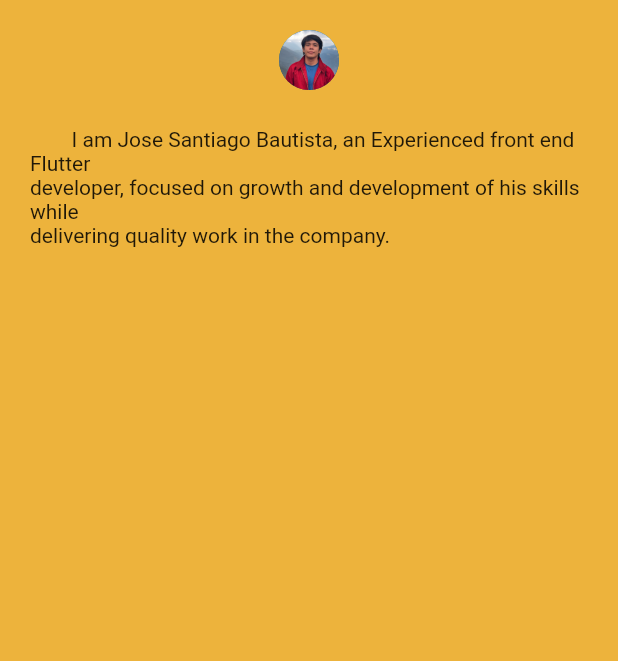
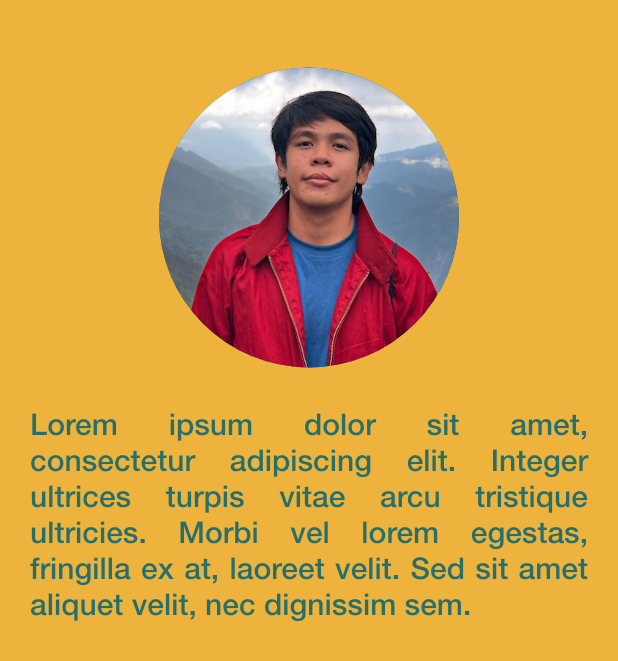
Before and after one commit to agoyJose/agoyJose.github.io, a Flutter app: the AboutMeScaffold screen opened directly, on a phone screen of 412 x 824 dp. Shown: the top 661 px of the screen. Run offline on Flutter 3.47's test engine with Material 2 defaults, Android fonts, the phone set to English and light mode, and no system bars; our stand-ins replace beamer, flutter_hooks.

Commit message:
adjust UI components

```diff
--- a/analysis_options.yaml
+++ b/analysis_options.yaml
@@ -1,16 +1,8 @@
-# This file configures the analyzer, which statically analyzes Dart code to
-# check for errors, warnings, and lints.
-#
-# The issues identified by the analyzer are surfaced in the UI of Dart-enabled
-# IDEs (https://dart.dev/tools#ides-and-editors). The analyzer can also be
-# invoked from the command line by running `flutter analyze`.
-
-# The following line activates a set of recommended lints for Flutter apps,
-# packages, and plugins designed to encourage good coding practices.
 include: package:very_good_analysis/analysis_options.yaml
-
 
 linter:
   rules:
     public_member_api_docs: false
     one_member_abstracts: false
+    use_build_context_synchronously: false
+    use_setters_to_change_properties: false
--- a/lib/feature/about_me/presentation/widget/about_me_profile_picture.dart
+++ b/lib/feature/about_me/presentation/widget/about_me_profile_picture.dart
@@ -6,6 +6,7 @@ class AboutMeProfilePicture extends StatelessWidget {
   @override
   Widget build(BuildContext context) {
     return const CircleAvatar(
+      radius: 100,
       backgroundColor: Color(0xFF286f6c),
       backgroundImage: AssetImage('assets/images/selfie.png'),
     );
--- a/lib/feature/about_me/presentation/widget/about_me_scaffold.dart
+++ b/lib/feature/about_me/presentation/widget/about_me_scaffold.dart
@@ -14,10 +14,14 @@ class AboutMeScaffold extends StatelessWidget {
   Widget build(BuildContext context) {
     return Scaffold(
       backgroundColor: const Color(0xFFedb33c),
-      body: Padding(
+      body: Center(
+        child: Padding(
           padding: const EdgeInsets.all(20),
           child: Column(
             children: [
+              const SizedBox(
+                height: 25,
+              ),
               profilePicture,
               const SizedBox(
                 height: 25,
@@ -26,6 +30,7 @@ class AboutMeScaffold extends StatelessWidget {
             ],
           ),
         ),
+      ),
     );
   }
 }
--- a/lib/feature/about_me/presentation/widget/about_me_text.dart
+++ b/lib/feature/about_me/presentation/widget/about_me_text.dart
@@ -5,9 +5,19 @@ class AboutMeText extends StatelessWidget {
 
   @override
   Widget build(BuildContext context) {
-    return const Text('''
-        I am Jose Santiago Bautista, an Experienced front end Flutter
-developer, focused on growth and development of his skills while
-delivering quality work in the company.''');
+    return const SizedBox(
+      width: 600,
+      child: Text(
+        '''
+          Lorem ipsum dolor sit amet, consectetur adipiscing elit. Integer ultrices turpis vitae arcu tristique ultricies. Morbi vel lorem egestas, fringilla ex at, laoreet velit. Sed sit amet aliquet velit, nec dignissim sem.''',
+        textAlign: TextAlign.justify,
+        style: TextStyle(
+          fontFamily: 'Helvetica Neue',
+          fontWeight: FontWeight.w500,
+          fontSize: 20,
+          color: Color(0xFF286f6c),
+        ),
+      ),
+    );
   }
 }
```
Lines whose indentation alone changed are shown as unchanged.
